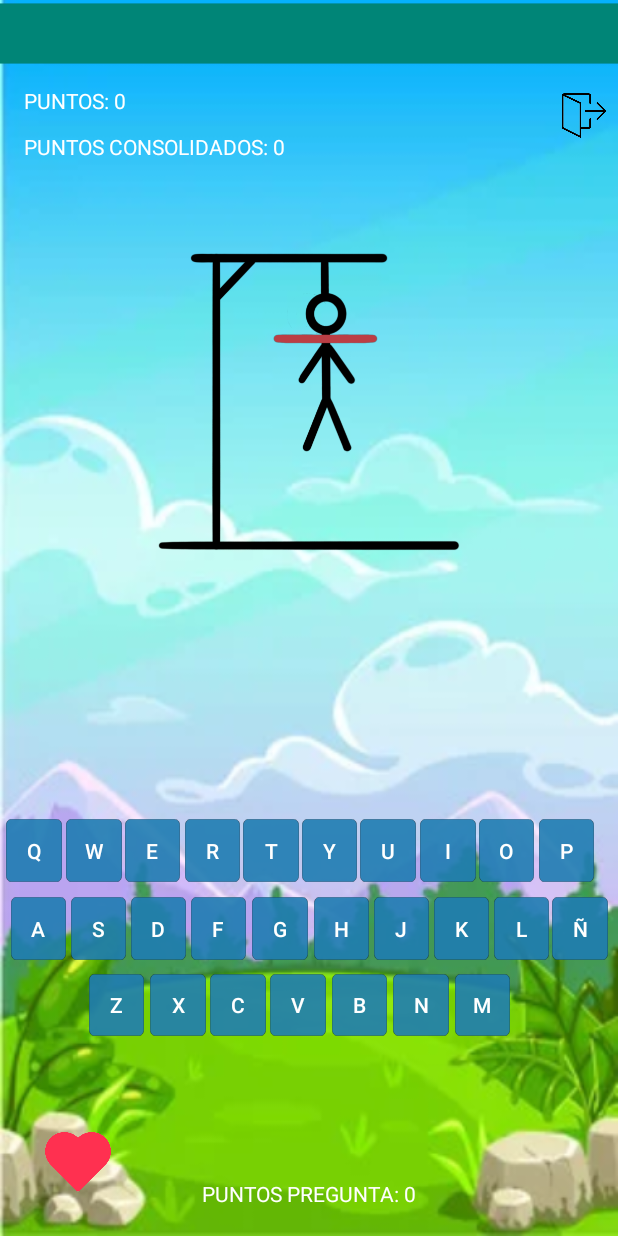
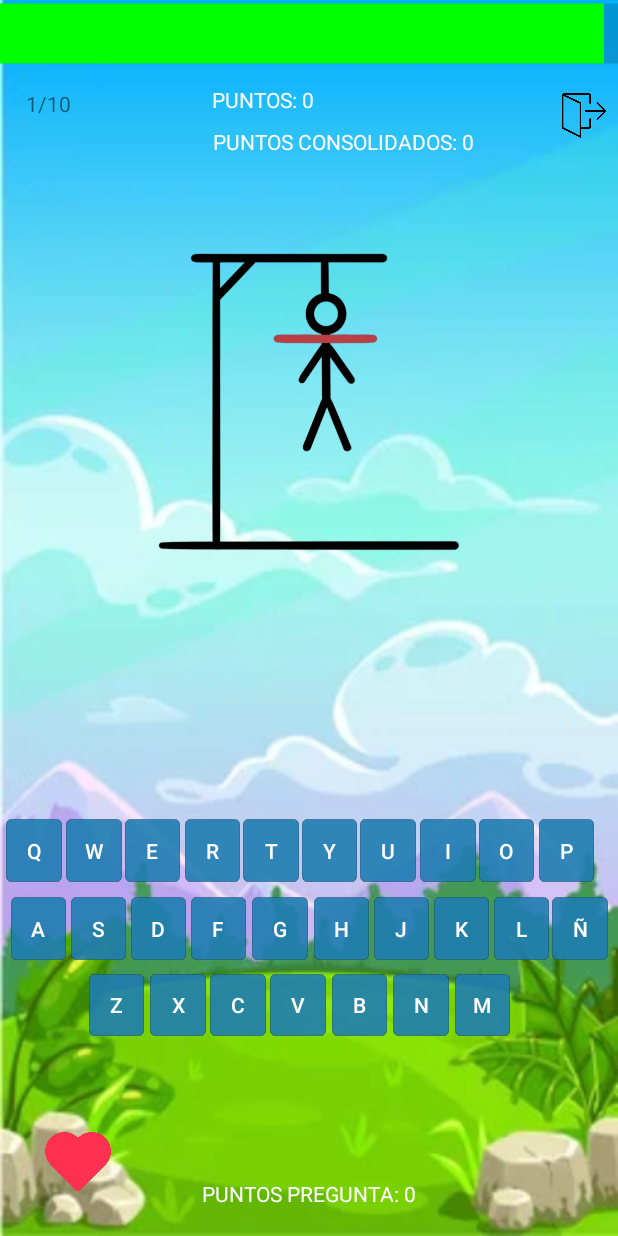
Before and after one commit to Enfadaditto/SlumdogSustainable, an Android app: the IUretoAhorcado screen opened directly, with no data from a screen before it, on a phone screen of 412 x 824 dp. Run offline under Robolectric (Android 15) with nearby library versions, the phone set to English and light mode, and no system bars; 14 statements that could not run were skipped.

Commit message:
ahorcado casi casi funcional

```diff
--- a/app/src/main/java/Presentacion_layer/IUretoAhorcado.java
+++ b/app/src/main/java/Presentacion_layer/IUretoAhorcado.java
@@ -10,7 +10,6 @@ import android.os.CountDownTimer;
 import android.view.View;
 import android.widget.Button;
 import android.widget.ImageView;
-import android.widget.LinearLayout;
 import android.widget.ProgressBar;
 import android.widget.TextView;
 
@@ -18,8 +17,6 @@ import androidx.appcompat.app.AppCompatActivity;
 
 import com.slumdogsustainable.MainActivity;
 import com.slumdogsustainable.R;
-
-import org.w3c.dom.Text;
 
 import Domain_Layer.Ahorcado;
 
@@ -60,24 +57,33 @@ public class IUretoAhorcado extends AppCompatActivity {
     ImageView imagenAhorcado;
     ProgressBar timeBar2;
     CountDownTimer mCountDownTimer;
-
+    TextView textoPuntosAcumulados;
+    TextView textoPuntosConsolidados;
+    TextView textoEnunciado;
     TextView enunciado;
-
-
-
-
+    int vida;
+    ProgressBar timeBar;
+    TextView textoNumeroDeReto;
+    int TiempoOpcion;
     int imax =0;
     int timeCount = 0;
     int Tiempo = 120000;
     int errores = 0;
     char[] letrasEncontradas = new char[20];
     char[] fraseACompletar;
+    int cantidadRetosContestados;
+    boolean haConsolidado;
+    int nivel;
+    int SonidoFallo;
+
+    int SonidoAcierto;
+
     protected void onCreate(Bundle savedInstanceState) {
         super.onCreate(savedInstanceState);
         setContentView(R.layout.reto_ahorcado);
         setRequestedOrientation(ActivityInfo.SCREEN_ORIENTATION_PORTRAIT);
 
-        enunciado = (TextView)findViewById(R.id.enunciado);
+        enunciado = (TextView)findViewById(R.id.textoEnunciado);
         imagenAhorcado = findViewById(R.id.imagenAhorcado);
         botonSeleccionado1 = (Button)findViewById(R.id.botonA);
         botonSeleccionado2= (Button)findViewById(R.id.botonB);
@@ -105,8 +111,10 @@ public class IUretoAhorcado extends AppCompatActivity {
         botonSeleccionado24 = (Button)findViewById(R.id.botonX);
         botonSeleccionado25 = (Button)findViewById(R.id.botonY);
         botonSeleccionado26 = (Button)findViewById(R.id.botonZ);
-
-
+        textoPuntosAcumulados = findViewById(R.id.textoPuntosAcumulados);
+        textoEnunciado = findViewById(R.id.textoEnunciado);
+        textoPuntosConsolidados = findViewById(R.id.textoPuntosConsolidados);
+        textoNumeroDeReto = findViewById(R.id.textoNumeroDeReto);
 
         botonSeleccionado = (Button)findViewById(R.id.botonA);
         texto_fraseADescubir = findViewById(R.id.texto_fraseADescubir);
@@ -127,9 +135,62 @@ public class IUretoAhorcado extends AppCompatActivity {
         }
         texto_fraseADescubir.setText(fraseEnBarrasBajas.trim());
 
+
+        startTimer(Tiempo);
         }
 
-        //IniciarBaseDedatos();
+    private void startTimer(int t) {
+        int tiempo = t;
+        MainActivity.music = MediaPlayer.create(getApplicationContext(), R.raw.countdown);
+        MainActivity.music.start();
+        timeCount = tiempo;
+        timeBar = findViewById(R.id.timeBar2);
+        timeBar.bringToFront();
+        timeBar.setMax(tiempo);
+        timeBar.setProgressTintList(ColorStateList.valueOf(Color.GREEN));
+        timeBar.setProgress(tiempo);
+        mCountDownTimer = new CountDownTimer(tiempo, 100) {
+
+            @Override
+            public void onTick(long millisUntilFinished) {
+                timeCount -= 100;
+                if (timeCount == tiempo / 3) {
+                    timeBar.setProgressTintList(ColorStateList.valueOf(Color.RED));
+                }
+                if (timeCount == tiempo * 2 / 3) {
+                    timeBar.setProgressTintList(ColorStateList.valueOf(Color.YELLOW));
+                }
+                timeBar.setProgress(timeCount);
+            }
+
+            @Override
+            public void onFinish() {
+                timeCount++;
+                runOnUiThread(new Runnable() {
+                    @Override
+                    public void run() {
+
+                        MainActivity.music.stop();
+
+                        if (tiempo == Tiempo) {
+                            //Se acabo el tiempo, marcar como mala
+                           // wrongAnswer(2, -1);
+                        } else if (tiempo == TiempoOpcion) {
+                           /* puntosTotales = 0;
+                            puntosConsolidados = 0;
+                            imagenPantallaFinal.setImageDrawable(getDrawable(R.drawable.game_over));
+                            textoPuntosFinales.setText("Puntos totales: 0");
+                            quitarPantallaAciertoFallo();
+                            botonSiguientePregunta.performClick();
+
+                            */
+                        }
+                    }
+                });
+            }
+        };
+        mCountDownTimer.start();
+    }
 
     public void cargarDatos() {
         Bundle extras = getIntent().getExtras();
@@ -137,8 +198,16 @@ public class IUretoAhorcado extends AppCompatActivity {
         fraseAhorcado = extras.getString("palabraAhorcado").toUpperCase();;
         String enunciadoString = extras.getString("enunciadoAhorcado");
         enunciado.setText(enunciadoString);
-
+        vida = extras.getInt("Vidas");
+        cantidadRetosContestados = extras.getInt("Ronda");
+        haConsolidado = extras.getBoolean("haConsolidado");
         Tiempo = extras.getInt("Tiempo");
+        TiempoOpcion = extras.getInt("TiempoOpcion");
+        nivel = extras.getInt("Nivel");
+        SonidoAcierto = extras.getInt("SonidoAcierto");
+        SonidoFallo = extras.getInt("SonidoFallo");
+        Tiempo = extras.getInt("Tiempo");
+        errores = extras.getInt("erroresRetoAhorcado");
 
     }
 
--- a/app/src/main/res/layout/reto_ahorcado.xml
+++ b/app/src/main/res/layout/reto_ahorcado.xml
@@ -534,7 +534,7 @@
         app:srcCompat="@drawable/ahorcado_10" />
 
     <TextView
-        android:id="@+id/enunciado"
+        android:id="@+id/textoEnunciado"
         android:layout_width="wrap_content"
         android:layout_height="wrap_content"
         android:fontFamily="monospace"
@@ -548,32 +548,32 @@
         app:layout_constraintVertical_bias="0.833" />
 
     <TextView
-        android:id="@+id/textView4"
+        android:id="@+id/textoPuntosAcumulados"
         android:layout_width="wrap_content"
         android:layout_height="wrap_content"
         android:layout_marginTop="48dp"
         android:text="PUNTOS: 0"
         android:textColor="#FFFFFF"
-        app:layout_constraintBottom_toTopOf="@+id/enunciado"
+        app:layout_constraintBottom_toTopOf="@+id/textoEnunciado"
         app:layout_constraintEnd_toEndOf="parent"
-        app:layout_constraintHorizontal_bias="0.046"
+        app:layout_constraintHorizontal_bias="0.412"
         app:layout_constraintStart_toStartOf="parent"
         app:layout_constraintTop_toTopOf="parent"
-        app:layout_constraintVertical_bias="0.187" />
+        app:layout_constraintVertical_bias="0.172" />
 
     <TextView
-        android:id="@+id/textView5"
+        android:id="@+id/textoPuntosConsolidados"
         android:layout_width="wrap_content"
         android:layout_height="wrap_content"
         android:layout_marginTop="48dp"
         android:text="PUNTOS CONSOLIDADOS: 0"
         android:textColor="#FFFFFF"
-        app:layout_constraintBottom_toTopOf="@+id/enunciado"
+        app:layout_constraintBottom_toTopOf="@+id/textoEnunciado"
         app:layout_constraintEnd_toEndOf="parent"
-        app:layout_constraintHorizontal_bias="0.067"
+        app:layout_constraintHorizontal_bias="0.597"
         app:layout_constraintStart_toStartOf="parent"
         app:layout_constraintTop_toTopOf="parent"
-        app:layout_constraintVertical_bias="0.827" />
+        app:layout_constraintVertical_bias="0.758" />
 
     <TextView
         android:id="@+id/textView6"
@@ -595,7 +595,7 @@
         android:max="10000"
         android:progress="10000"
         android:scaleY="10"
-        app:layout_constraintBottom_toTopOf="@+id/enunciado"
+        app:layout_constraintBottom_toTopOf="@+id/textoEnunciado"
         app:layout_constraintEnd_toEndOf="parent"
         app:layout_constraintHorizontal_bias="0.0"
         app:layout_constraintStart_toStartOf="parent"
@@ -603,7 +603,7 @@
         app:layout_constraintVertical_bias="0.0" />
 
     <ImageView
-        android:id="@+id/vida"
+        android:id="@+id/imagenVida"
         android:layout_width="72dp"
         android:layout_height="66dp"
         app:layout_constraintBottom_toBottomOf="parent"
@@ -615,7 +615,7 @@
         app:srcCompat="@drawable/corazon_vida" />
 
     <ImageView
-        android:id="@+id/imageView6"
+        android:id="@+id/botonAbadonar"
         android:layout_width="41dp"
         android:layout_height="38dp"
         app:layout_constraintBottom_toBottomOf="parent"
@@ -626,5 +626,17 @@
         app:layout_constraintVertical_bias="0.074"
         app:srcCompat="@drawable/abandonar" />
 
+    <TextView
+        android:id="@+id/textoNumeroDeReto"
+        android:layout_width="wrap_content"
+        android:layout_height="wrap_content"
+        android:text="1/10"
+        app:layout_constraintBottom_toBottomOf="parent"
+        app:layout_constraintEnd_toEndOf="parent"
+        app:layout_constraintHorizontal_bias="0.045"
+        app:layout_constraintStart_toStartOf="parent"
+        app:layout_constraintTop_toTopOf="parent"
+        app:layout_constraintVertical_bias="0.074" />
+
 
 </androidx.constraintlayout.widget.ConstraintLayout>
--- a/app/src/main/res/layout/reto_frase.xml
+++ b/app/src/main/res/layout/reto_frase.xml
@@ -14,7 +14,7 @@
         android:max="10000"
         android:progress="10000"
         android:scaleY="10"
-        app:layout_constraintBottom_toTopOf="@+id/enunciado"
+        app:layout_constraintBottom_toTopOf="@+id/textoEnunciado"
         app:layout_constraintEnd_toEndOf="parent"
         app:layout_constraintHorizontal_bias="0.0"
         app:layout_constraintStart_toStartOf="parent"
```
Also changed, not shown: app/src/main/java/Builder/BuilderPartidaRetoAhorcado.java (+10 -1 lines), app/src/main/java/Domain_Layer/PartidaRetoAhorcado.java (+10 -0 lines), app/src/main/java/Presentacion_layer/MediadorDeRetos.java (+10 -0 lines).
